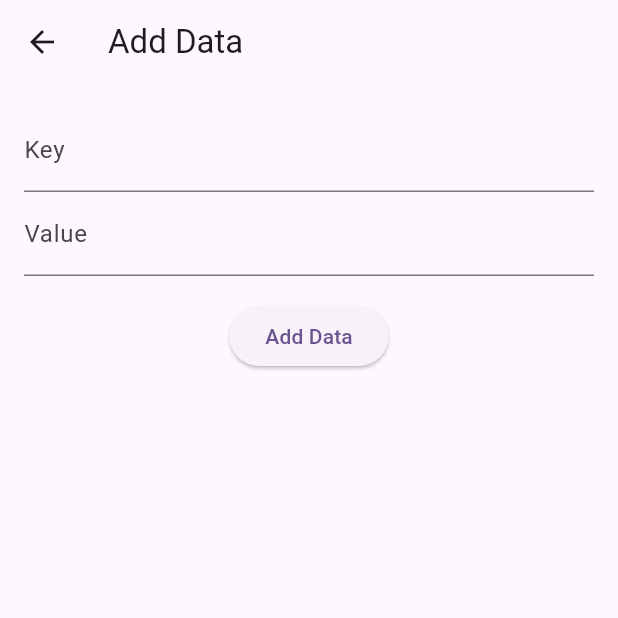
After one commit to doIt-flutterApps/3rd_honeybee, a Flutter app: the HobbyAddPage screen opened directly, on a phone screen of 412 x 824 dp, the top half of it. The commit adds this screen. Run offline on Flutter 3.47's test engine with Material 3 defaults, Android fonts, the phone set to English and light mode, and no system bars; our stand-ins replace cloud_firestore, connectivity_plus, firebase_auth, firebase_core, firebase_database, firebase_messaging and 4 more; accounts and stored records are empty.

```diff
--- /dev/null
+++ b/lib/admin/hobby_add_page.dart
@@ -0,0 +1,43 @@
+import 'package:flutter/material.dart';
+import 'package:firebase_database/firebase_database.dart';
+
+class HobbyAddPage extends StatelessWidget {
+  final databaseReference = FirebaseDatabase.instance.ref();
+  final hobbyKeyController = TextEditingController();
+  final hobbyValueController = TextEditingController();
+
+  @override
+  Widget build(BuildContext context) {
+    return Scaffold(
+      appBar: AppBar(title: Text('Add Data')),
+      body: Padding(
+        padding: EdgeInsets.all(16.0),
+        child: Column(
+          children: [
+            TextField(
+              controller: hobbyKeyController,
+              decoration: InputDecoration(labelText: 'Key'),
+            ),
+            TextField(
+              controller: hobbyValueController,
+              decoration: InputDecoration(labelText: 'Value'),
+            ),
+            SizedBox(height: 16.0),
+            ElevatedButton(
+              onPressed: () {
+                final hobby = hobbyKeyController.text;
+                final hobbykr = hobbyValueController.text;
+                databaseReference.child('hobby').push().set({
+                  'key': hobby,
+                  'value': hobbykr,
+                  'showing': true,
+                });
+              },
+              child: Text('Add Data'),
+            ),
+          ],
+        ),
+      ),
+    );
+  }
+}
--- a/lib/main.dart
+++ b/lib/main.dart
@@ -6,6 +6,7 @@ import 'package:get/get.dart';
 import 'data/constant.dart';
 import 'firebase_options.dart';
 import 'view/intro/intro_page.dart';
+import 'admin/hobby_add_page.dart';
 
 // 백그라운드 메시지 핸들러
 @pragma('vm:entry-point')
--- a/lib/view/auth/auth_page.dart
+++ b/lib/view/auth/auth_page.dart
@@ -7,6 +7,7 @@ import 'package:honeybee/data/constant.dart';
 import 'package:lottie/lottie.dart';
 import 'package:shared_preferences/shared_preferences.dart';
 import '../../data/user.dart';
+import '../hobby/hobby_selection_page.dart';
 
 class AuthPage extends StatefulWidget {
   const AuthPage({super.key});
@@ -114,6 +115,7 @@ class _AuthPage extends State<AuthPage> {
           })
           .then((value) {
             // 취미 선택 페이지로 이동하기
+            Get.off(HobbySelectionPage());
           });
     } on FirebaseAuthException catch (e) {
       // 에러 발생 시 메시지 업데이트
--- /dev/null
+++ b/lib/view/hobby/hobby_api.dart
@@ -0,0 +1,18 @@
+import 'package:firebase_database/firebase_database.dart';
+
+class HobbyApi {
+  static Future<Map<String, String>> getHobbies() async {
+    final databaseReference = FirebaseDatabase.instance.ref();
+    final snapshot = await databaseReference.child('hobby').get();
+    final hobbies = <String, String>{};
+    final value = snapshot.value;
+    if (value is Map) {
+      value.forEach((key, value) {
+        if (value['showing'] == true) {
+          hobbies[value['key']] = value['value'];
+        }
+      });
+    }
+    return hobbies;
+  }
+}
--- a/lib/view/intro/intro_page.dart
+++ b/lib/view/intro/intro_page.dart
@@ -9,6 +9,7 @@ import 'package:lottie/lottie.dart';
 import 'package:shared_preferences/shared_preferences.dart';
 import '../../data/user.dart';
 import '../auth/auth_page.dart';
+import '../hobby/hobby_selection_page.dart';
 
 class IntroPage extends StatefulWidget {
   const IntroPage({super.key});
@@ -157,6 +158,7 @@ class _IntroPage extends State<IntroPage> {
                       // 메인 페이지로 이동하기
                     } else {
                       // 취미 선택 페이지로 이동하기
+                      Get.off(HobbySelectionPage());
                     }
                   });
                 } else {
```
Also changed, not shown: lib/view/hobby/hobby_selection_page.dart (added, +126 -0 lines).
